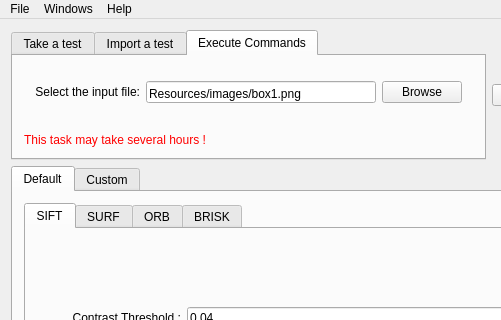
The window that source_code/mainwindow.ui (Aissa94/PFE_Project) describes before a commit, drawn with Qt 5; both pictures show x 0 to 501 and y 0 to 320 of the 1150 by 769 pixel window.
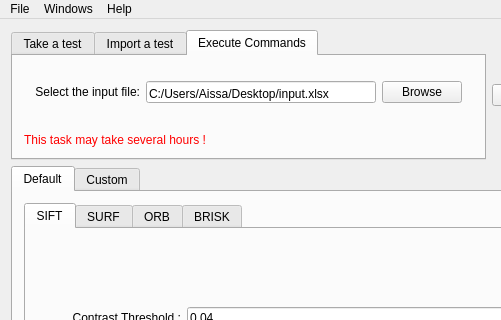
The same window after the commit. The open tabs and pages were chosen to show the change. Custom widgets are drawn as their Qt base class.

The edit to the form file:
```diff
--- a/source_code/mainwindow.ui
+++ b/source_code/mainwindow.ui
@@ -212,7 +212,7 @@
                <item>
                 <widget class="QLineEdit" name="inputPath">
                  <property name="text">
-                  <string>Resources/images/box1.png</string>
+                  <string>C:/Users/Aissa/Desktop/input.xlsx</string>
                  </property>
                  <property name="alignment">
                   <set>Qt::AlignBottom|Qt::AlignLeading|Qt::AlignLeft</set>
```
Left out of the diff: 4 changed lines with no effect on the pictures.
